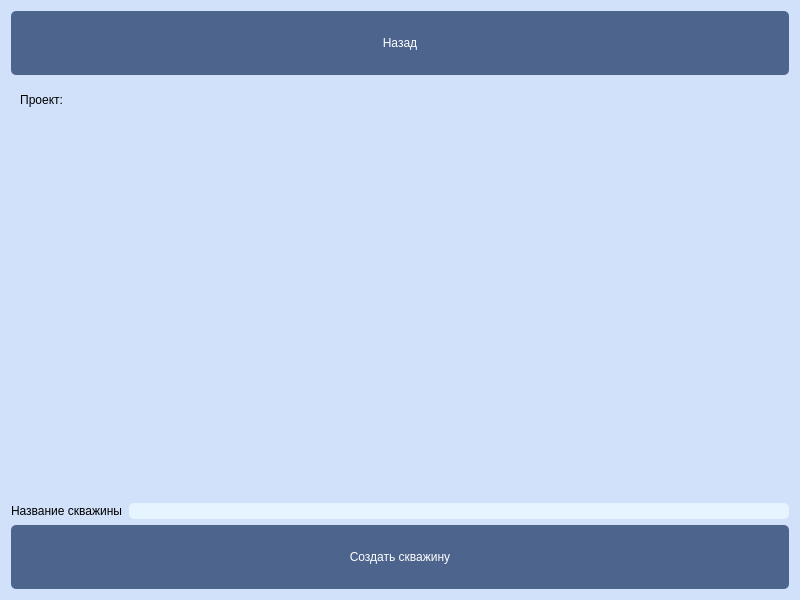
This is resources/ui/NewWellForm.ui in StellarCampfire/GeoPhoto as Qt 5 draws it before an edit. The edited form follows.
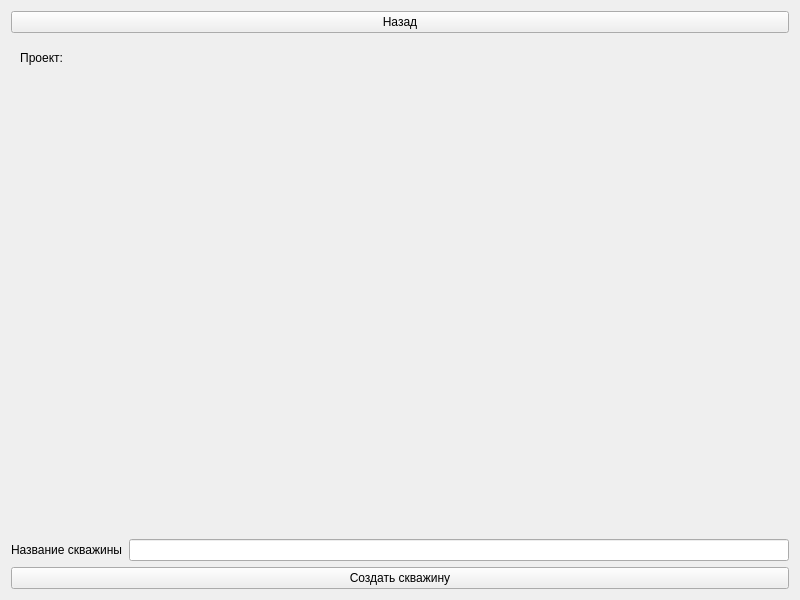
This is the edited form.

```diff
--- a/resources/ui/NewWellForm.ui
+++ b/resources/ui/NewWellForm.ui
@@ -14,40 +14,7 @@
    <string>Form</string>
   </property>
   <property name="styleSheet">
-   <string notr="true">QLabel {
-	text-align: center;
-	font: 57 16pt &quot;Sono Medium&quot;;
-}
-
-QWidget {
-    background-color: rgb(208, 225, 249);
-}
-
-QPushButton {
-    background-color: rgb(77, 100, 141);
-
-    color: white;
-    border-radius: 5px;
-	padding: 25;
-	font: 57 18pt &quot;Sono Medium&quot;;
-}
-
-QPushButton:focus {
-    background-color: rgb(40, 54, 85);
-
-    color: white;
-    border-radius: 5px;
-	padding: 25;
-	font: 57 18pt &quot;Sono Medium&quot;;
-}
-
-QLineEdit {
-	text-align: centrel;
-    border: none;
-	border-radius: 5px;
-    background-color: #E6F4FF;
-	font: 57 16pt &quot;Sono Medium&quot;;
-}</string>
+   <string notr="true"/>
   </property>
   <layout class="QVBoxLayout" name="verticalLayout_4">
    <item>
```
